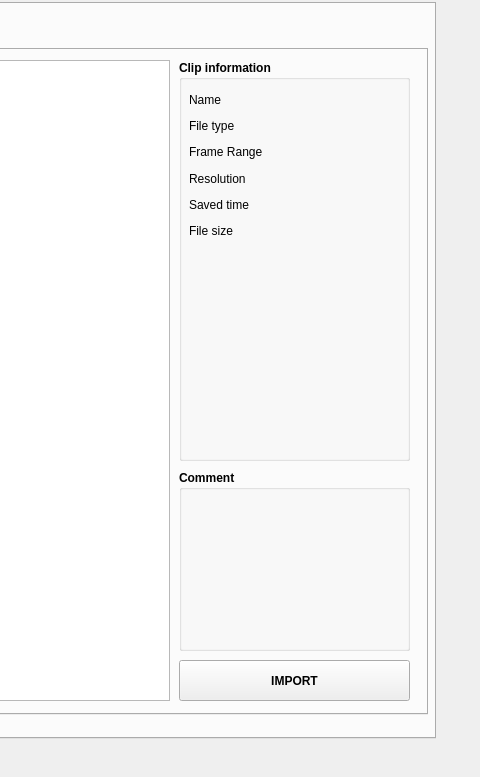
Above: pipeline/scripts/loader/main_window_v002.ui from UiChul/yummy before the change; both pictures show x 675 to 1155 and y 112 to 889 of the 1155 by 889 pixel window. Below: the same form after it.
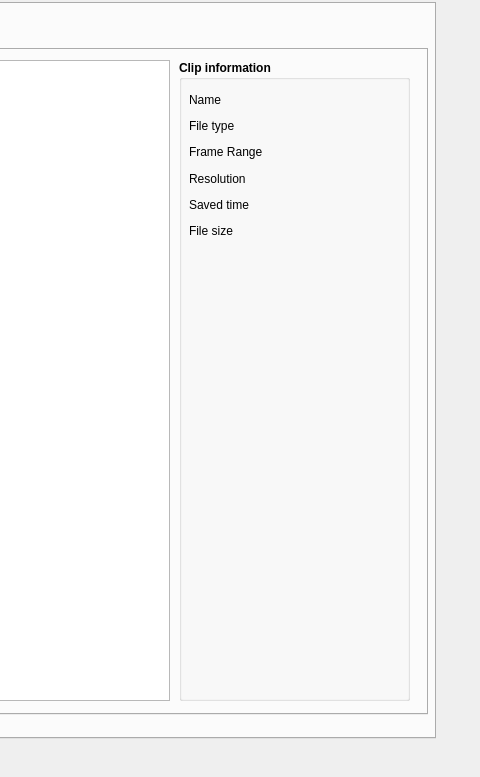
That is the form after the change. The open tabs and pages were chosen to show the change.

The edit to the form file:
```diff
--- a/pipeline/scripts/loader/main_window_v002.ui
+++ b/pipeline/scripts/loader/main_window_v002.ui
@@ -1694,7 +1694,7 @@
             <x>800</x>
             <y>10</y>
             <width>231</width>
-            <height>401</height>
+            <height>641</height>
            </rect>
           </property>
           <property name="font">
@@ -1918,65 +1918,6 @@
            </layout>
           </widget>
          </widget>
-         <widget class="QPushButton" name="pushButton_clip_nuke">
-          <property name="geometry">
-           <rect>
-            <x>800</x>
-            <y>610</y>
-            <width>231</width>
-            <height>41</height>
-           </rect>
-          </property>
-          <property name="text">
-           <string>IMPORT</string>
-          </property>
-         </widget>
-         <widget class="QGroupBox" name="groupBox_clip_comment">
-          <property name="geometry">
-           <rect>
-            <x>800</x>
-            <y>420</y>
-            <width>231</width>
-            <height>181</height>
-           </rect>
-          </property>
-          <property name="font">
-           <font>
-            <bold>true</bold>
-            <underline>false</underline>
-            <strikeout>false</strikeout>
-           </font>
-          </property>
-          <property name="title">
-           <string>Comment</string>
-          </property>
-          <property name="flat">
-           <bool>false</bool>
-          </property>
-          <property name="checkable">
-           <bool>false</bool>
-          </property>
-          <widget class="QLabel" name="label_clip_comment">
-           <property name="geometry">
-            <rect>
-             <x>10</x>
-             <y>30</y>
-             <width>211</width>
-             <height>141</height>
-            </rect>
-           </property>
-           <property name="font">
-            <font>
-             <bold>false</bold>
-             <underline>false</underline>
-             <strikeout>false</strikeout>
-            </font>
-           </property>
-           <property name="text">
-            <string/>
-           </property>
-          </widget>
-         </widget>
          <widget class="QTableWidget" name="tableWidget_clip_files">
           <property name="geometry">
            <rect>
```
Left out of the diff: 89 changed lines with no effect on the pictures.
